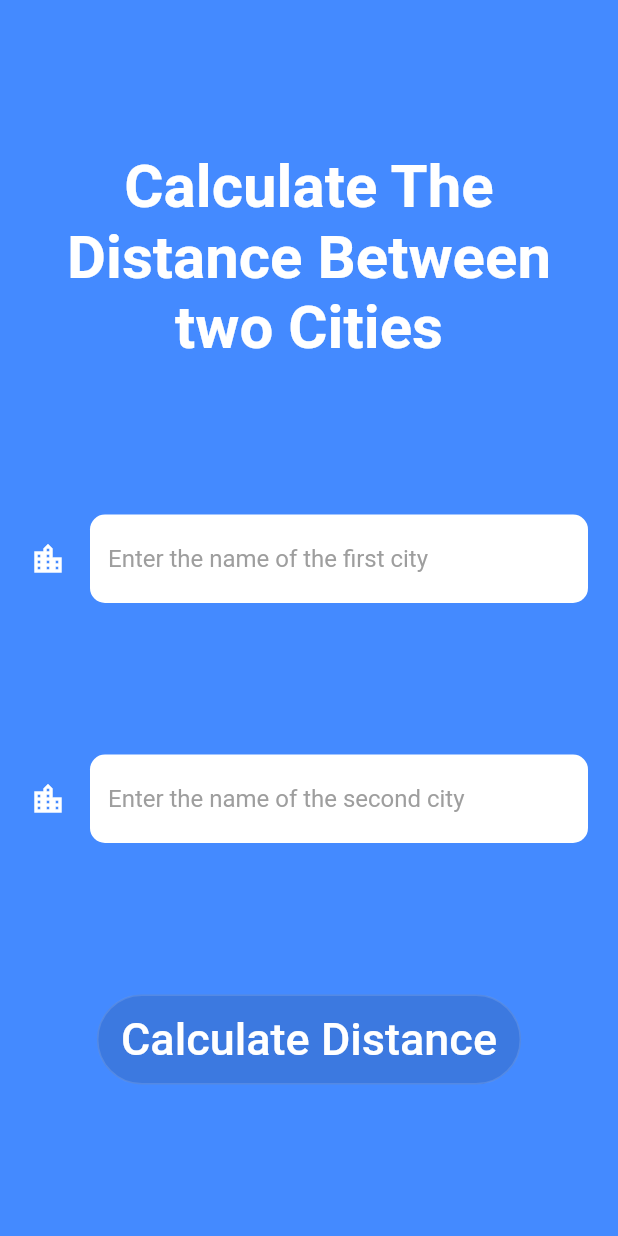
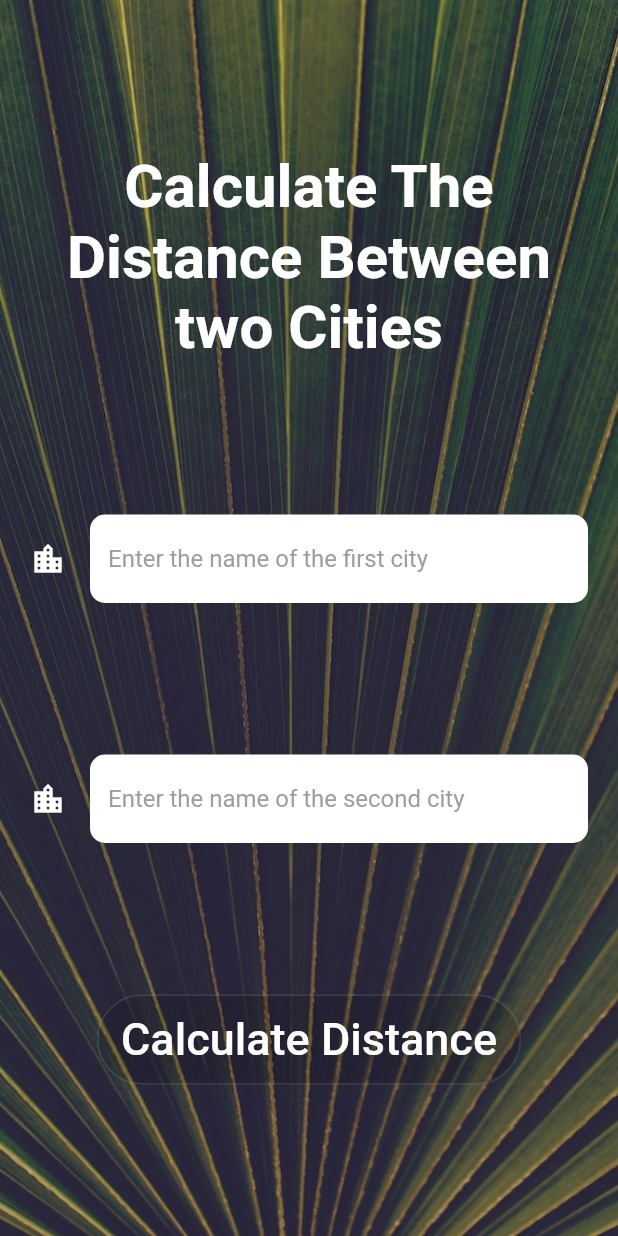
Before and after one commit to FlutterPortfolio-team/distance_calculator, a Flutter app: the screen it shows after launch, on a phone screen of 412 x 824 dp. Run offline on Flutter 3.47's test engine with Material 2 defaults, Android fonts, the phone set to English and light mode, and no system bars; our stand-ins replace geocoding.

Commit message:
Home Screen

```diff
--- a/lib/screens/home_screen.dart
+++ b/lib/screens/home_screen.dart
@@ -20,12 +20,12 @@ class _HomeScreenState extends State<HomeScreen> {
       body: Container(
         padding: const EdgeInsets.only(left: 20.0, right: 20.0),
         // We can actually use this decoration property but if it is out of design you ac remove it
-        // decoration: const BoxDecoration(
-        //   image: DecorationImage(
-        //     image: AssetImage('images/city_background.jpg'),
-        //     fit: BoxFit.cover,
-        //   ),
-        // ),
+        decoration: const BoxDecoration(
+          image: DecorationImage(
+            image: AssetImage('images/city_background.jpg'),
+            fit: BoxFit.cover,
+          ),
+        ),
         constraints: const BoxConstraints.expand(),
         child: SafeArea(
           child: Column(
```
